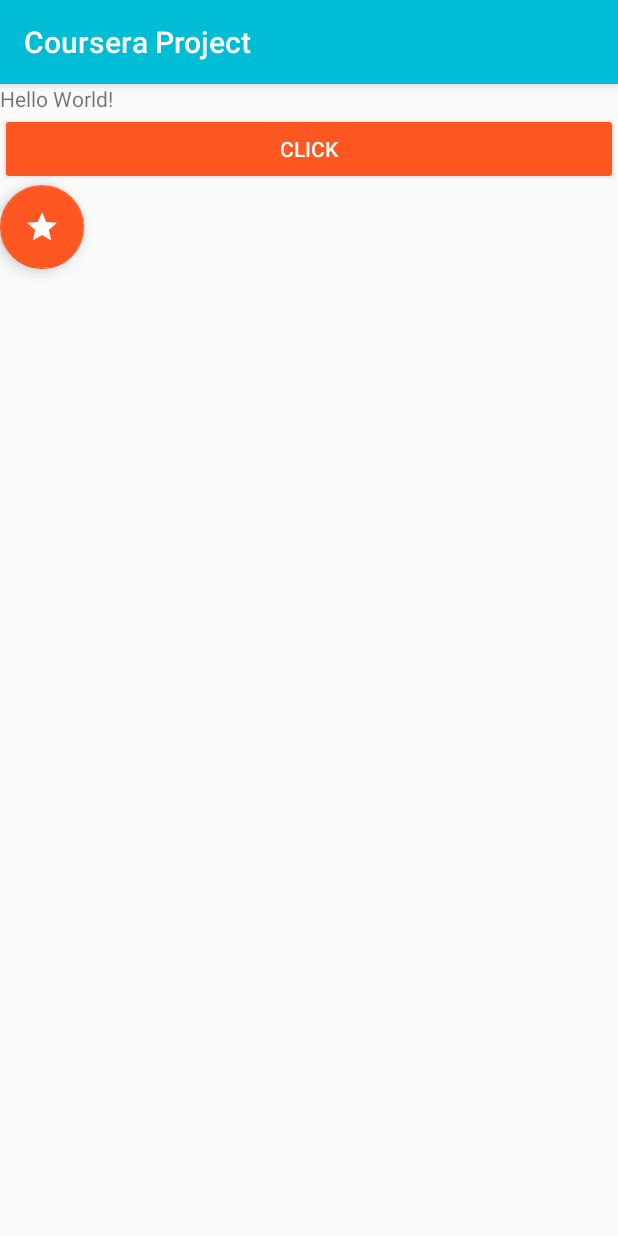
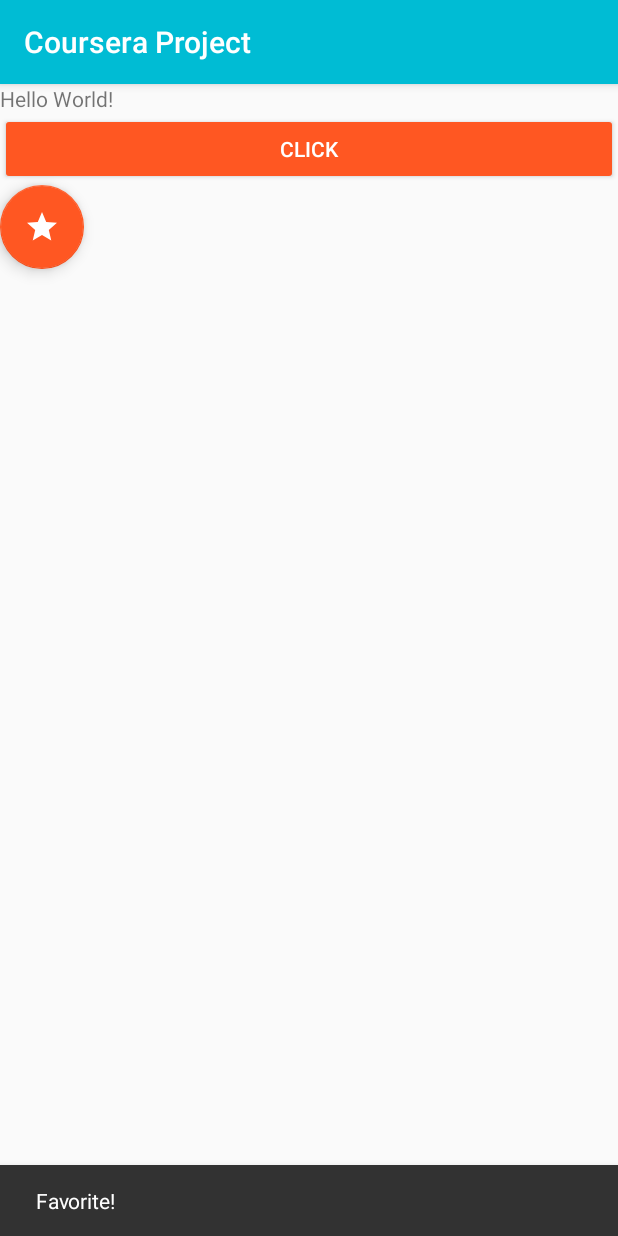
Before and after one commit to Rod20/courseraAndroidProject, an Android app: the screen it shows after launch (MainActivity), after a tap on an icon or button, on a phone screen of 412 x 824 dp. Run offline under Robolectric (Android 15) with nearby library versions, the phone set to English and light mode, and no system bars.

```diff
--- a/app/src/main/java/com/courseraproject/app/MainActivity.java
+++ b/app/src/main/java/com/courseraproject/app/MainActivity.java
@@ -5,6 +5,7 @@ import android.os.Bundle;
 import android.view.View;
 
 import com.google.android.material.floatingactionbutton.FloatingActionButton;
+import com.google.android.material.snackbar.Snackbar;
 
 public class MainActivity extends AppCompatActivity {
 
@@ -20,7 +21,7 @@ public class MainActivity extends AppCompatActivity {
         miFav.setOnClickListener(new View.OnClickListener() {
             @Override
             public void onClick(View v) {
-
+                Snackbar.make(v,getResources().getString(R.string.message),Snackbar.LENGTH_LONG).show();
             }
         });
     }
--- a/app/src/main/res/layout/activity_main.xml
+++ b/app/src/main/res/layout/activity_main.xml
@@ -1,11 +1,14 @@
 <?xml version="1.0" encoding="utf-8"?>
-<RelativeLayout
+<androidx.coordinatorlayout.widget.CoordinatorLayout
     xmlns:android="http://schemas.android.com/apk/res/android"
     xmlns:tools="http://schemas.android.com/tools"
     xmlns:app="http://schemas.android.com/apk/res-auto"
     android:layout_width="match_parent"
     android:layout_height="match_parent"
     tools:context=".MainActivity">
+    <RelativeLayout
+        android:layout_width="match_parent"
+        android:layout_height="match_parent">
 
         <TextView
             android:id="@+id/tvTitle"
@@ -31,3 +34,4 @@
             />
 
     </RelativeLayout>
+</androidx.coordinatorlayout.widget.CoordinatorLayout>
--- a/app/src/main/res/values/strings.xml
+++ b/app/src/main/res/values/strings.xml
@@ -2,4 +2,5 @@
     <string name="app_name">Coursera Project</string>
     <string name="txt_btn_click">Click</string>
     <string name="text_title">Hello World!</string>
+    <string name="message">Favorite!</string>
 </resources>
```
Lines whose indentation alone changed are shown as unchanged.
